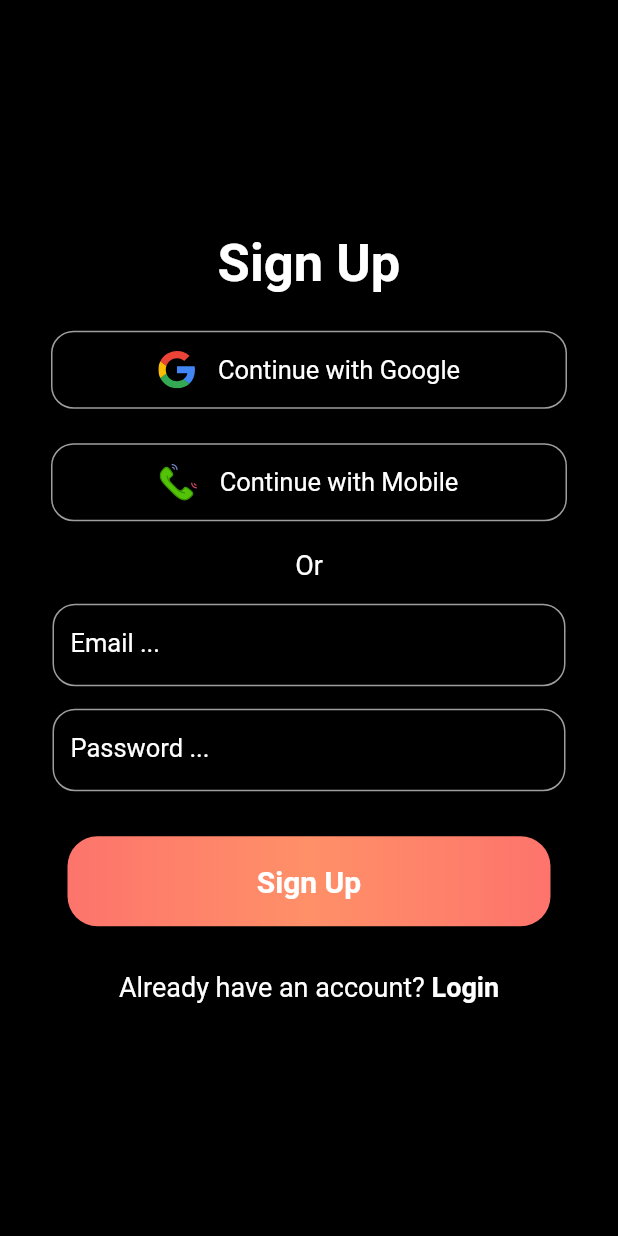
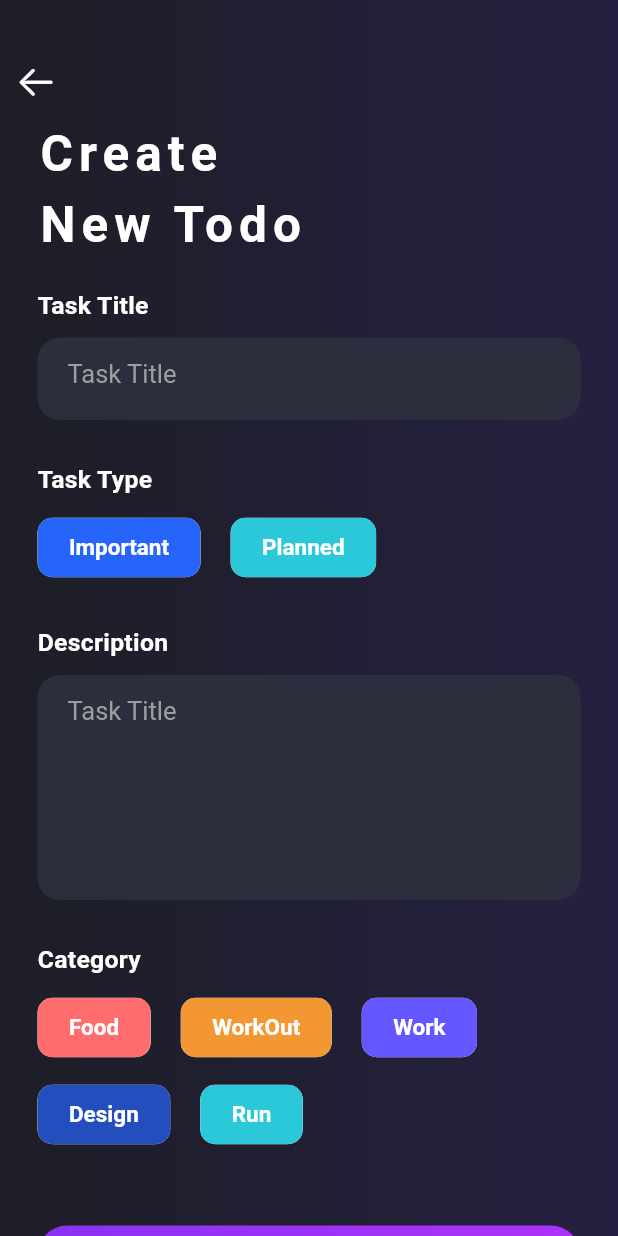
Before and after one commit to ekorahy/Todo-list-app, a Flutter app: the screen it shows after launch, on a phone screen of 412 x 824 dp. Run offline on Flutter 3.47's test engine with Material 2 defaults, Android fonts, the phone set to English and light mode, and no system bars; our stand-ins replace firebase_auth, firebase_core, flutter_secure_storage, flutter_svg, google_sign_in; accounts and stored records are empty.

Commit message:
add design or page for add todo

```diff
--- a/lib/main.dart
+++ b/lib/main.dart
@@ -1,6 +1,7 @@
 import 'package:firebase_core/firebase_core.dart';
 import 'package:flutter/material.dart';
 import 'package:todo_list_app/Service/Auth_Service.dart';
+import 'package:todo_list_app/pages/AddTodo.dart';
 import 'package:todo_list_app/pages/HomePage.dart';
 import 'package:todo_list_app/pages/SignInPage.dart';
 import 'package:todo_list_app/pages/SignUpPage.dart';
@@ -41,7 +42,7 @@ class _MyAppState extends State<MyApp> {
   @override
   Widget build(BuildContext context) {
     return MaterialApp(
-      home: currentPage,
+      home: AddTodoPage(),
     );
   }
 }
--- /dev/null
+++ b/lib/pages/AddTodo.dart
@@ -0,0 +1,222 @@
+import 'package:flutter/cupertino.dart';
+import 'package:flutter/material.dart';
+
+class AddTodoPage extends StatefulWidget {
+  const AddTodoPage({Key? key}) : super(key: key);
+
+  @override
+  State<AddTodoPage> createState() => _AddTodoPageState();
+}
+
+class _AddTodoPageState extends State<AddTodoPage> {
+  @override
+  Widget build(BuildContext context) {
+    return Scaffold(
+      body: Container(
+          height: MediaQuery.of(context).size.height,
+          width: MediaQuery.of(context).size.width,
+          decoration: BoxDecoration(
+            gradient: LinearGradient(colors: [
+              Color(0xff1d1e26),
+              Color(0xff252041),
+            ]),
+          ),
+          child: SingleChildScrollView(
+            child: Column(
+              crossAxisAlignment: CrossAxisAlignment.start,
+              children: [
+                SizedBox(height: 30),
+                IconButton(
+                    onPressed: () {},
+                    icon: Icon(
+                        CupertinoIcons.arrow_left,
+                        color: Colors.white,
+                        size: 28),
+                ),
+                Padding(
+                  padding: const EdgeInsets.symmetric(horizontal: 25, vertical: 5),
+                  child: Column(
+                    crossAxisAlignment: CrossAxisAlignment.start,
+                    children: [
+                      Text(
+                        "Create",
+                        style: TextStyle(
+                          fontSize: 33,
+                          color: Colors.white,
+                          fontWeight: FontWeight.bold,
+                          letterSpacing: 4,
+                        ),
+                      ),
+                      SizedBox(height: 8),
+                      Text(
+                        "New Todo",
+                        style: TextStyle(
+                          fontSize: 33,
+                          color: Colors.white,
+                          fontWeight: FontWeight.bold,
+                          letterSpacing: 4,
+                        ),
+                      ),
+                      SizedBox(height: 25),
+                      label("Task Title"),
+                      SizedBox(height: 12),
+                      title(),
+                      SizedBox(height: 30),
+                      label("Task Type"),
+                      SizedBox(height: 12),
+                      Row(
+                        children: [
+                          chipData("Important", 0xff2664fa),
+                          SizedBox(width: 20),
+                          chipData("Planned", 0xff2bc8d9),
+                        ],
+                      ),
+                      SizedBox(height: 30),
+                      label("Description"),
+                      SizedBox(height: 12),
+                      description(),
+                      SizedBox(height: 30),
+                      label("Category"),
+                      SizedBox(height: 12),
+                      Wrap(
+                        runSpacing: 10,
+                        children: [
+                          chipData("Food", 0xffff6d6e),
+                          SizedBox(width: 20),
+                          chipData("WorkOut", 0xfff29732),
+                          SizedBox(width: 20),
+                          chipData("Work", 0xff6557ff),
+                          SizedBox(width: 20),
+                          chipData("Design", 0xff234ebd),
+                          SizedBox(width: 20),
+                          chipData("Run", 0xff2bc8d9),
+                        ],
+                      ),
+                      SizedBox(height: 50),
+                      button(),
+                      SizedBox(height: 30)
+                    ],
+                  )
+                )
+              ],
+            )
+        )
+      )
+    );
+  }
+
+  Widget title() {
+    return Container(
+      height: 55,
+      width: MediaQuery.of(context).size.width,
+      decoration: BoxDecoration(
+        color: Color(0xff2a2e3d),
+        borderRadius: BorderRadius.circular(15),
+      ),
+      child: TextFormField(
+        style: TextStyle(
+          color: Colors.grey,
+          fontSize: 17,
+        ),
+        decoration: InputDecoration(
+          border: InputBorder.none,
+          hintText: "Task Title",
+          hintStyle: TextStyle(
+            color: Colors.grey,
+            fontSize: 17,
+          ),
+          contentPadding: EdgeInsets.only(
+            left: 20,
+            right: 20,
+          ),
+        ),
+      ),
+    );
+  }
+
+  Widget label(String label) {
+    return Text(
+      label,
+      style: TextStyle(
+        color: Colors.white,
+        fontWeight: FontWeight.w600,
+        fontSize: 16.5,
+        letterSpacing: 0.2,
+      ),
+    );
+  }
+
+  Widget chipData(String label, int color) {
+    return Chip(
+      backgroundColor: Color(color),
+        shape: RoundedRectangleBorder(
+          borderRadius: BorderRadius.circular(10),
+        ),
+        label: Text(
+          label,
+          style: TextStyle(
+            color: Colors.white,
+            fontSize: 15,
+            fontWeight: FontWeight.w600,
+          ),
+        ),
+      labelPadding: EdgeInsets.symmetric(horizontal: 17, vertical: 3.8),
+    );
+  }
+
+  Widget description() {
+    return Container(
+      height: 150,
+      width: MediaQuery.of(context).size.width,
+      decoration: BoxDecoration(
+        color: Color(0xff2a2e3d),
+        borderRadius: BorderRadius.circular(15),
+      ),
+      child: TextFormField(
+        style: TextStyle(
+          color: Colors.grey,
+          fontSize: 17,
+        ),
+        maxLines: null,
+        decoration: InputDecoration(
+          border: InputBorder.none,
+          hintText: "Task Title",
+          hintStyle: TextStyle(
+            color: Colors.grey,
+            fontSize: 17,
+          ),
+          contentPadding: EdgeInsets.only(
+            left: 20,
+            right: 20,
+          ),
+        ),
+      ),
+    );
+  }
+
+  Widget button() {
+    return Container(
+      height: 56,
+      width: MediaQuery.of(context).size.width,
+      decoration: BoxDecoration(
+        borderRadius: BorderRadius.circular(20),
+        gradient: LinearGradient(
+          colors: [
+            Color(0xff8a32f1),
+            Color(0xffad32f9),
+          ],
+        ),
+      ),
+      child: Center(
+        child: Text(
+          "Add Todo",
+          style: TextStyle(
+            color: Colors.white,
+            fontSize: 18,
+            fontWeight: FontWeight.bold,
+          )
+        )
+      )
+    );
+  }
+}
```
